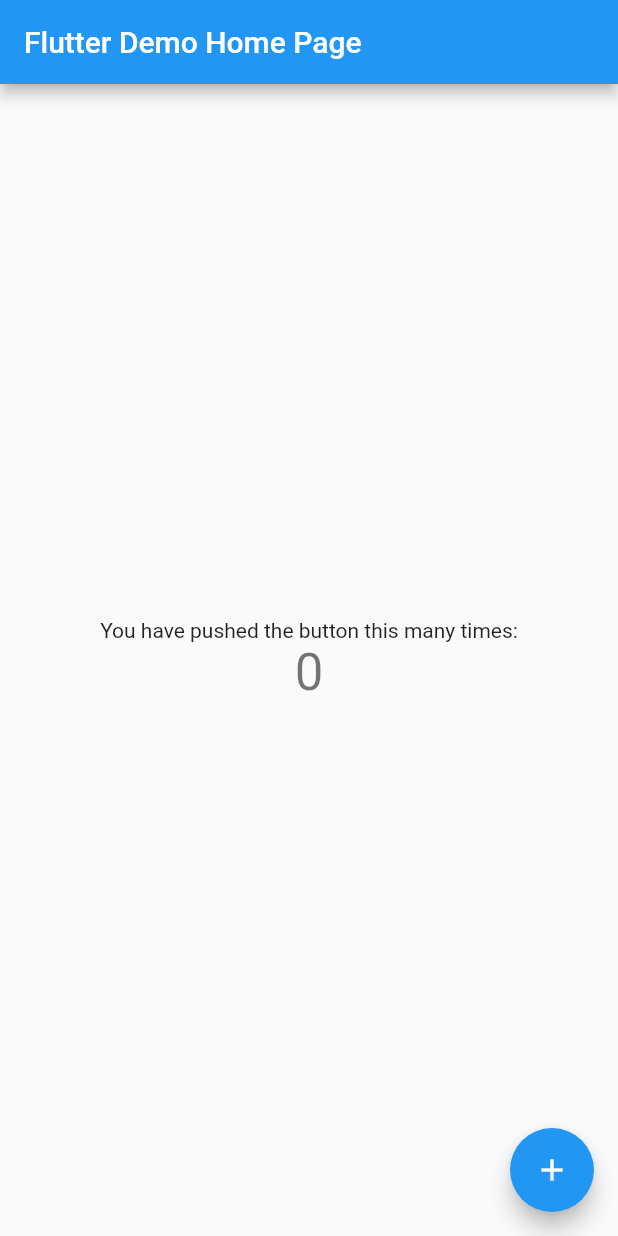
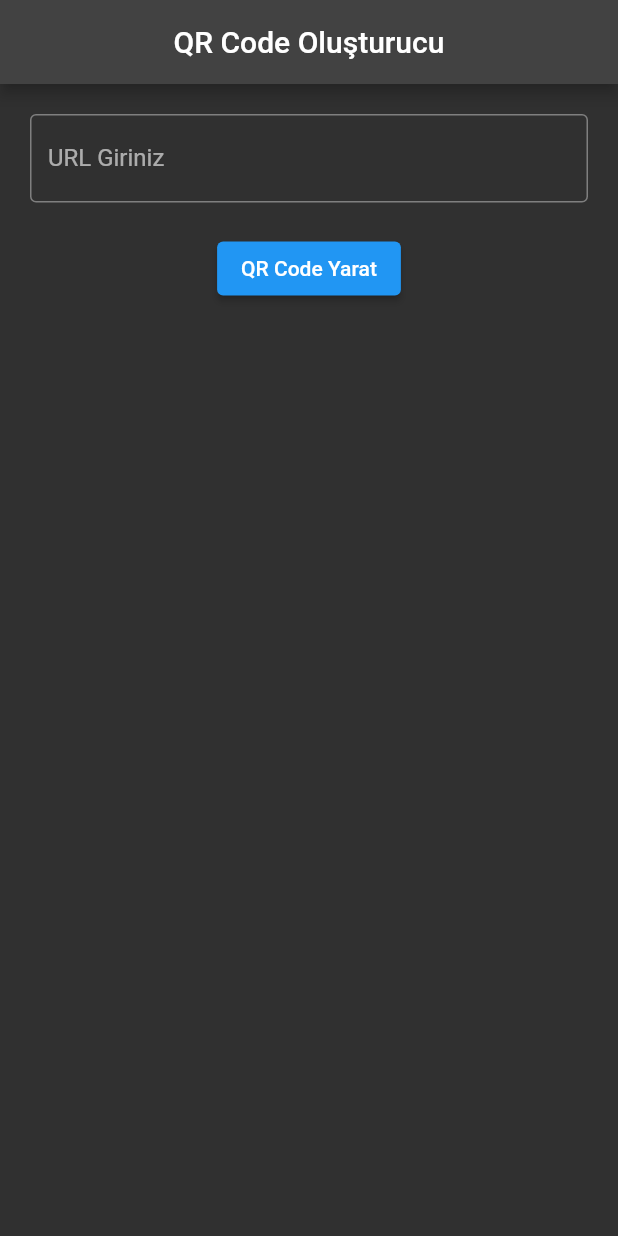
Before and after one commit to emrecemaksu/Flutter, a Flutter app: the screen it shows after launch, on a phone screen of 412 x 824 dp. Run offline on Flutter 3.47's test engine with Material 2 defaults, Android fonts, the phone set to English and light mode, and no system bars; our stand-ins replace qr_flutter.

Commit message:
Sm Change

```diff
--- /dev/null
+++ b/qrcodeapp/lib/generate_qr_code.dart
@@ -0,0 +1,42 @@
+import 'package:flutter/material.dart';
+import 'package:qrcodeapp/qr_image.dart';
+
+class GenerateQrCode extends StatefulWidget {
+  const GenerateQrCode({super.key});
+
+  @override
+  State<GenerateQrCode> createState() => _GenerateQrCodeState();
+}
+
+class _GenerateQrCodeState extends State<GenerateQrCode> {
+  TextEditingController controller = TextEditingController();
+  @override
+  Widget build(BuildContext context) {
+    return Scaffold(
+      appBar: AppBar(
+        title: const Text('QR Code Oluşturucu'),
+        centerTitle: true,
+      ),
+      body: Column(
+        crossAxisAlignment: CrossAxisAlignment.center,
+        children: [
+          Container(
+            margin: const EdgeInsets.all(20),
+            child: TextField(
+              controller: controller,
+              decoration: const InputDecoration(
+                  border: OutlineInputBorder(), labelText: 'URL Giriniz'),
+            ),
+          ),
+          ElevatedButton(
+              onPressed: () async {
+                Navigator.push(context, MaterialPageRoute(builder: ((context) {
+                  return QRImage(controller);
+                })));
+              },
+              child: const Text('QR Code Yarat')),
+        ],
+      ),
+    );
+  }
+}
--- a/qrcodeapp/lib/main.dart
+++ b/qrcodeapp/lib/main.dart
@@ -1,4 +1,5 @@
 import 'package:flutter/material.dart';
+import 'generate_qr_code.dart';
 
 void main() {
   runApp(const MyApp());
@@ -7,109 +8,12 @@ void main() {
 class MyApp extends StatelessWidget {
   const MyApp({super.key});
 
-  // This widget is the root of your application.
   @override
   Widget build(BuildContext context) {
     return MaterialApp(
-      title: 'Flutter Demo',
-      theme: ThemeData(
-        // This is the theme of your application.
-        //
-        // Try running your application with "flutter run". You'll see the
-        // application has a blue toolbar. Then, without quitting the app, try
-        // changing the primarySwatch below to Colors.green and then invoke
-        // "hot reload" (press "r" in the console where you ran "flutter run",
-        // or simply save your changes to "hot reload" in a Flutter IDE).
-        // Notice that the counter didn't reset back to zero; the application
-        // is not restarted.
-        primarySwatch: Colors.blue,
-      ),
-      home: const MyHomePage(title: 'Flutter Demo Home Page'),
+      debugShowCheckedModeBanner: false,
+      theme: ThemeData.dark(),
+      home: const GenerateQrCode(),
     );
   }
 }
-
-class MyHomePage extends StatefulWidget {
-  const MyHomePage({super.key, required this.title});
-
-  // This widget is the home page of your application. It is stateful, meaning
-  // that it has a State object (defined below) that contains fields that affect
-  // how it looks.
-
-  // This class is the configuration for the state. It holds the values (in this
-  // case the title) provided by the parent (in this case the App widget) and
-  // used by the build method of the State. Fields in a Widget subclass are
-  // always marked "final".
-
-  final String title;
-
-  @override
-  State<MyHomePage> createState() => _MyHomePageState();
-}
-
-class _MyHomePageState extends State<MyHomePage> {
-  int _counter = 0;
-
-  void _incrementCounter() {
-    setState(() {
-      // This call to setState tells the Flutter framework that something has
-      // changed in this State, which causes it to rerun the build method below
-      // so that the display can reflect the updated values. If we changed
-      // _counter without calling setState(), then the build method would not be
-      // called again, and so nothing would appear to happen.
-      _counter++;
-    });
-  }
-
-  @override
-  Widget build(BuildContext context) {
-    // This method is rerun every time setState is called, for instance as done
-    // by the _incrementCounter method above.
-    //
-    // The Flutter framework has been optimized to make rerunning build methods
-    // fast, so that you can just rebuild anything that needs updating rather
-    // than having to individually change instances of widgets.
-    return Scaffold(
-      appBar: AppBar(
-        // Here we take the value from the MyHomePage object that was created by
-        // the App.build method, and use it to set our appbar title.
-        title: Text(widget.title),
-      ),
-      body: Center(
-        // Center is a layout widget. It takes a single child and positions it
-        // in the middle of the parent.
-        child: Column(
-          // Column is also a layout widget. It takes a list of children and
-          // arranges them vertically. By default, it sizes itself to fit its
-          // children horizontally, and tries to be as tall as its parent.
-          //
-          // Invoke "debug painting" (press "p" in the console, choose the
-          // "Toggle Debug Paint" action from the Flutter Inspector in Android
-          // Studio, or the "Toggle Debug Paint" command in Visual Studio Code)
-          // to see the wireframe for each widget.
-          //
-          // Column has various properties to control how it sizes itself and
-          // how it positions its children. Here we use mainAxisAlignment to
-          // center the children vertically; the main axis here is the vertical
-          // axis because Columns are vertical (the cross axis would be
-          // horizontal).
-          mainAxisAlignment: MainAxisAlignment.center,
-          children: <Widget>[
-            const Text(
-              'You have pushed the button this many times:',
-            ),
-            Text(
-              '$_counter',
-              style: Theme.of(context).textTheme.headlineMedium,
-            ),
-          ],
-        ),
-      ),
-      floatingActionButton: FloatingActionButton(
-        onPressed: _incrementCounter,
-        tooltip: 'Increment',
-        child: const Icon(Icons.add),
-      ), // This trailing comma makes auto-formatting nicer for build methods.
-    );
-  }
-}
--- a/qrcodeapp/pubspec.yaml
+++ b/qrcodeapp/pubspec.yaml
@@ -28,6 +28,7 @@ environment:
 # the latest version available on pub.dev. To see which dependencies have newer
 # versions available, run `flutter pub outdated`.
 dependencies:
+  qr_flutter: ^4.0.0
   flutter:
     sdk: flutter
 
```
Also changed, not shown: qrcodeapp/lib/qr_image.dart (added, +32 -0 lines), qrcodeapp/pubspec.lock.
